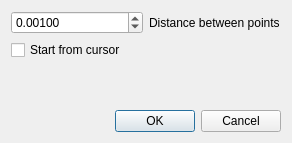
First picture: the form in Controls/Dialogs/intersectiondialog.ui, repository smogork/SmoCAD, before the edit.
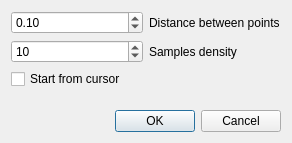
Second picture: the form after the edit.

Patch:
```diff
--- a/Controls/Dialogs/intersectiondialog.ui
+++ b/Controls/Dialogs/intersectiondialog.ui
@@ -24,6 +24,13 @@
       </widget>
      </item>
      <item row="7" column="0" colspan="2">
+      <widget class="QCheckBox" name="chkCursorStart">
+       <property name="text">
+        <string>Start from cursor</string>
+       </property>
+      </widget>
+     </item>
+     <item row="8" column="0" colspan="2">
       <spacer name="verticalSpacer">
        <property name="orientation">
         <enum>Qt::Vertical</enum>
@@ -39,10 +46,10 @@
      <item row="5" column="0">
       <widget class="QDoubleSpinBox" name="doubleSpinBox">
        <property name="decimals">
-        <number>5</number>
+        <number>2</number>
        </property>
        <property name="minimum">
-        <double>0.000010000000000</double>
+        <double>0.010000000000000</double>
        </property>
        <property name="maximum">
         <double>1.000000000000000</double>
@@ -51,14 +58,30 @@
         <double>0.001000000000000</double>
        </property>
        <property name="value">
-        <double>0.001000000000000</double>
+        <double>0.100000000000000</double>
        </property>
       </widget>
      </item>
-     <item row="6" column="0" colspan="2">
-      <widget class="QCheckBox" name="chkCursorStart">
+     <item row="6" column="0">
+      <widget class="QSpinBox" name="spinDensity">
+       <property name="minimum">
+        <number>2</number>
+       </property>
+       <property name="maximum">
+        <number>100</number>
+       </property>
+       <property name="singleStep">
+        <number>10</number>
+       </property>
+       <property name="value">
+        <number>10</number>
+       </property>
+      </widget>
+     </item>
+     <item row="6" column="1">
+      <widget class="QLabel" name="label_2">
        <property name="text">
-        <string>Start from cursor</string>
+        <string>Samples density</string>
        </property>
       </widget>
      </item>
```
Left out of the diff: 2 changed lines with no effect on the pictures.
